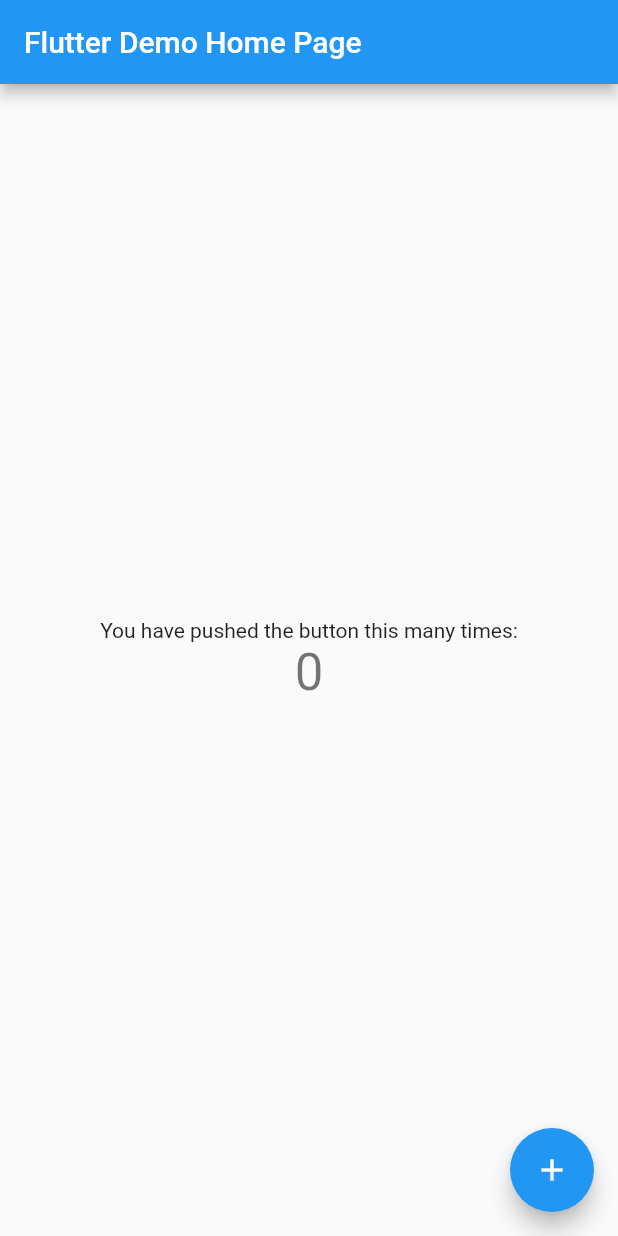
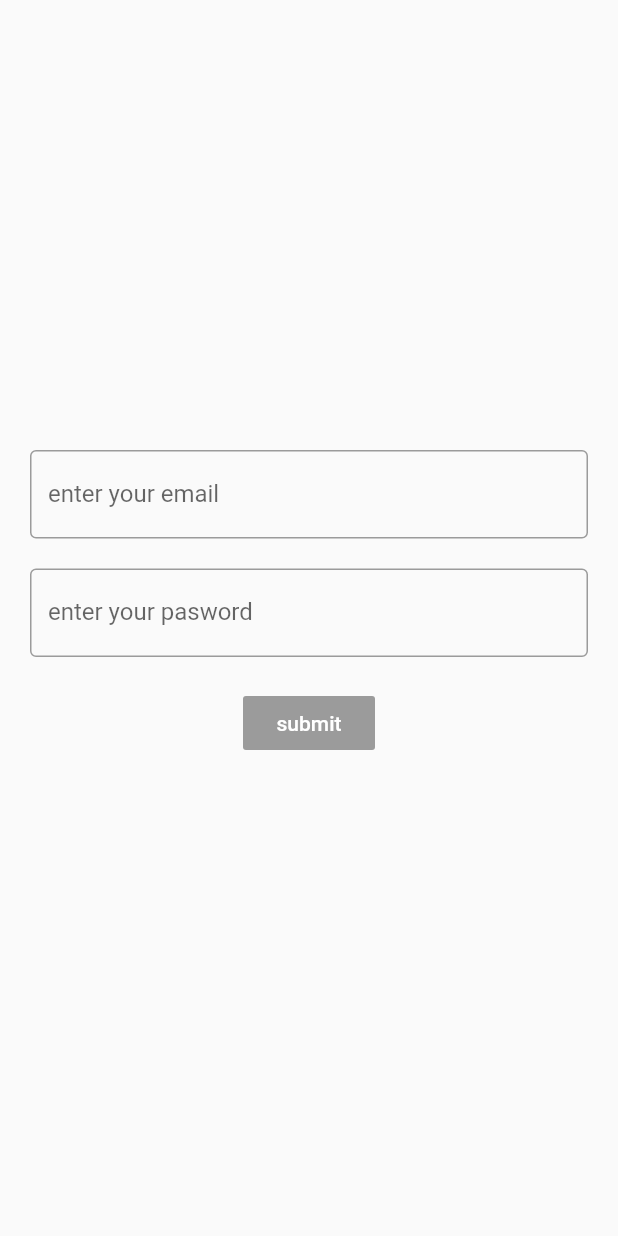
Before and after one commit to Baksman/LoginScreen-with-bloc-pattern, a Flutter app: the screen it shows after launch, on a phone screen of 412 x 824 dp. Run offline on Flutter 3.47's test engine with Material 2 defaults, Android fonts, the phone set to English and light mode, and no system bars; our stand-ins replace rxdart.

Commit message:
bloc pattern example

```diff
--- a/lib/bloc.dart
+++ b/lib/bloc.dart
@@ -0,0 +1,31 @@
+
+import "package:flutter/material.dart";
+import 'package:untitled/pagetwo.dart';
+import 'dart:async';
+//import 'validator.dart';
+import "package:untitled/validator.dart";
+import 'package:rxdart/rxdart.dart';
+
+class Bloc extends Object with Validator implements BaseBloc{
+  final _emailController = new BehaviorSubject<String>();
+  final _passwordController = new BehaviorSubject<String>();
+  Function(String) get emailChanged => _emailController.sink.add;
+  Function(String) get passwordChanged => _passwordController.sink.add;
+
+
+  Stream<String> get email => _emailController.stream.transform(emailValidator);
+  Stream<String> get password => _passwordController.stream.transform(passwordValidator);
+  Stream<bool> get submitCheck => Observable.combineLatest2(email, password, (e,p) => true);
+
+  @override
+  void dispose() {
+   _emailController?.close();
+   _passwordController?.close();
+  }
+}
+
+
+
+abstract class BaseBloc{
+  void dispose();
+}
--- a/lib/main.dart
+++ b/lib/main.dart
@@ -1,111 +1,84 @@
 import 'package:flutter/material.dart';
+import 'package:rxdart/rxdart.dart';
+import 'package:untitled/bloc.dart';
+import 'package:untitled/pagetwo.dart';
 
 void main() => runApp(MyApp());
 
 class MyApp extends StatelessWidget {
-  // This widget is the root of your application.
   @override
   Widget build(BuildContext context) {
-    return MaterialApp(
-      title: 'Flutter Demo',
-      theme: ThemeData(
-        // This is the theme of your application.
-        //
-        // Try running your application with "flutter run". You'll see the
-        // application has a blue toolbar. Then, without quitting the app, try
-        // changing the primarySwatch below to Colors.green and then invoke
-        // "hot reload" (press "r" in the console where you ran "flutter run",
-        // or simply save your changes to "hot reload" in a Flutter IDE).
-        // Notice that the counter didn't reset back to zero; the application
-        // is not restarted.
-        primarySwatch: Colors.blue,
-      ),
-      home: MyHomePage(title: 'Flutter Demo Home Page'),
+    return new MaterialApp(
+      home: new Body(),
     );
   }
 }
 
-class MyHomePage extends StatefulWidget {
-  MyHomePage({Key key, this.title}) : super(key: key);
-
-  // This widget is the home page of your application. It is stateful, meaning
-  // that it has a State object (defined below) that contains fields that affect
-  // how it looks.
-
-  // This class is the configuration for the state. It holds the values (in this
-  // case the title) provided by the parent (in this case the App widget) and
-  // used by the build method of the State. Fields in a Widget subclass are
-  // always marked "final".
-
-  final String title;
-
+class Body extends StatefulWidget {
   @override
-  _MyHomePageState createState() => _MyHomePageState();
+  _BodyState createState() => _BodyState();
 }
 
-class _MyHomePageState extends State<MyHomePage> {
-  int _counter = 0;
+class _BodyState extends State<Body> {
 
-  void _incrementCounter() {
-    setState(() {
-      // This call to setState tells the Flutter framework that something has
-      // changed in this State, which causes it to rerun the build method below
-      // so that the display can reflect the updated values. If we changed
-      // _counter without calling setState(), then the build method would not be
-      // called again, and so nothing would appear to happen.
-      _counter++;
-    });
+  submit(BuildContext context){
+    Navigator.of(context).push(new MaterialPageRoute(builder: (BuildContext context){
+      return new PageTwo();
+    }));
   }
-
+  final bloc = Bloc();
   @override
   Widget build(BuildContext context) {
-    // This method is rerun every time setState is called, for instance as done
-    // by the _incrementCounter method above.
-    //
-    // The Flutter framework has been optimized to make rerunning build methods
-    // fast, so that you can just rebuild anything that needs updating rather
-    // than having to individually change instances of widgets.
     return Scaffold(
-      appBar: AppBar(
-        // Here we take the value from the MyHomePage object that was created by
-        // the App.build method, and use it to set our appbar title.
-        title: Text(widget.title),
-      ),
-      body: Center(
-        // Center is a layout widget. It takes a single child and positions it
-        // in the middle of the parent.
-        child: Column(
-          // Column is also layout widget. It takes a list of children and
-          // arranges them vertically. By default, it sizes itself to fit its
-          // children horizontally, and tries to be as tall as its parent.
-          //
-          // Invoke "debug painting" (press "p" in the console, choose the
-          // "Toggle Debug Paint" action from the Flutter Inspector in Android
-          // Studio, or the "Toggle Debug Paint" command in Visual Studio Code)
-          // to see the wireframe for each widget.
-          //
-          // Column has various properties to control how it sizes itself and
-          // how it positions its children. Here we use mainAxisAlignment to
-          // center the children vertically; the main axis here is the vertical
-          // axis because Columns are vertical (the cross axis would be
-          // horizontal).
-          mainAxisAlignment: MainAxisAlignment.center,
-          children: <Widget>[
-            Text(
-              'You have pushed the button this many times:',
+      body: new SingleChildScrollView(
+        child: new Container(
+          padding: EdgeInsets.symmetric(vertical: 300, horizontal: 20),
+          child: Center(
+            child: new Column(
+              children: <Widget>[
+                StreamBuilder<String>(
+stream:bloc.email
+                  ,builder: (BuildContext context,AsyncSnapshot snapshot){
+                    return new TextField(
+onChanged: bloc.emailChanged,
+                      decoration: InputDecoration(
+                          border: OutlineInputBorder(),
+                          labelText: "enter your email",
+                          errorText: snapshot.error
+                      ),
+                    );
+                  },
+                ),
+                new SizedBox(height: 20),
+              StreamBuilder<String>(
+                stream: bloc.password,
+                  builder: (context, snapshot)=>
+                  new TextField(
+onChanged: bloc.passwordChanged,
+                    decoration: InputDecoration(
+                        border: OutlineInputBorder(),
+                        labelText: "enter your pasword",
+                      errorText: snapshot.error
+                    ),
+                  ),
+                ),
+                new SizedBox(height: 20),
+                StreamBuilder<bool>(
+                  stream: bloc.submitCheck,
+                  builder: (context, AsyncSnapshot snapshot){
+                    return new RaisedButton(
+                      child: new Text("submit"),
+                      onPressed: snapshot.hasData ?()=>submit(context) : null,
+                      color: Colors.blue,
+                      textColor: Colors.white,
+                    );
+                  },
+                )
+              ],
             ),
-            Text(
-              '$_counter',
-              style: Theme.of(context).textTheme.display1,
-            ),
-          ],
+          ),
         ),
       ),
-      floatingActionButton: FloatingActionButton(
-        onPressed: _incrementCounter,
-        tooltip: 'Increment',
-        child: Icon(Icons.add),
-      ), // This trailing comma makes auto-formatting nicer for build methods.
     );
   }
 }
--- a/lib/pagetwo.dart
+++ b/lib/pagetwo.dart
@@ -0,0 +1,19 @@
+import "package:flutter/material.dart";
+
+class PageTwo extends StatefulWidget {
+  @override
+  _PageTwoState createState() => _PageTwoState();
+}
+
+class _PageTwoState extends State<PageTwo> {
+  @override
+  Widget build(BuildContext context) {
+    return Scaffold(
+      body: Center(
+        child: new Container(
+          child: new Text("page twoo"),
+        ),
+      ),
+    );
+  }
+}
--- a/lib/validator.dart
+++ b/lib/validator.dart
@@ -0,0 +1,29 @@
+
+
+import "dart:async";
+
+
+mixin Validator{
+var emailValidator = StreamTransformer<String, String>.fromHandlers(
+  handleData: (email, sink){
+if( email.contains("@") && email.length > 10){
+  sink.add(email);
+}
+else{
+  sink.addError("email is not valid");
+}
+  }
+);
+var passwordValidator = StreamTransformer<String, String>.fromHandlers(
+    handleData: (password, sink){
+      if( password.contains("@") && password.length > 10){
+        sink.add(password);
+      }
+      else{
+        sink.addError("invalid passwrd");
+      }
+    }
+);
+
+
+}
--- a/pubspec.yaml
+++ b/pubspec.yaml
@@ -19,6 +19,7 @@ dependencies:
   # The following adds the Cupertino Icons font to your application.
   # Use with the CupertinoIcons class for iOS style icons.
   cupertino_icons: ^0.1.2
+  rxdart: ^0.20.0
 
 dev_dependencies:
   flutter_test:
```
